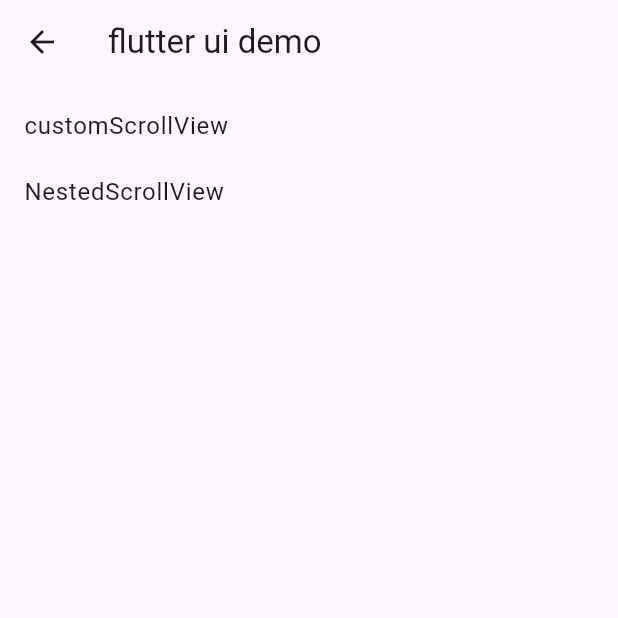
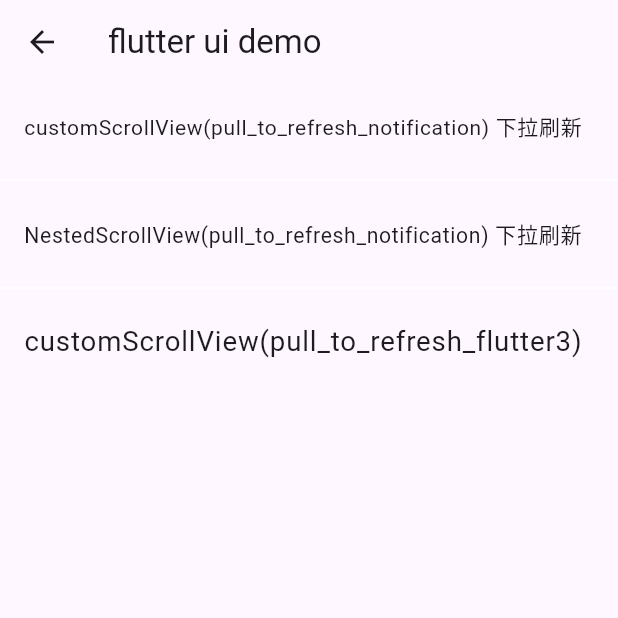
Before and after one commit to LeeWongClient/ScrollViewDemo, a Flutter app: the RefreshListViewPage screen opened directly, on a phone screen of 412 x 824 dp, the top half of it. Run offline on Flutter 3.47's test engine with Material 3 defaults, Android fonts, the phone set to English and light mode, and no system bars; our stand-ins replace lottie, pull_to_refresh_flutter3; missing offline and left inert: pull_to_refresh_notification.

Commit message:
上下拉刷新(新增了一个库)

```diff
--- a/lib/refresh/listview_refresh.dart
+++ b/lib/refresh/listview_refresh.dart
@@ -1,6 +1,7 @@
 import 'package:flutter/material.dart';
 import 'package:flutter_ui_demo/refresh/custom_scroll_view.dart';
 
+import 'custom_scroll_view_pull_up.dart';
 import 'nest_scroll_view.dart';
 
 class RefreshListViewPage extends StatefulWidget {
@@ -12,22 +13,26 @@
 
 class _RefreshListViewPageState extends State<RefreshListViewPage> {
 
-  List<String> _titles = ['customScrollView', 'NestedScrollView'];
+  List<String> _titles = ['customScrollView(pull_to_refresh_notification) 下拉刷新', 'NestedScrollView(pull_to_refresh_notification) 下拉刷新', 'customScrollView(pull_to_refresh_flutter3)'];
 
   @override
   Widget build(BuildContext context) {
     return Scaffold(
         appBar: AppBar(title: Text('flutter ui demo'),),
         body: Container(
-          child: ListView.builder(itemBuilder: (context, index) {
-            return ListTile(title: Text(_titles[index],), onTap: () {
+          child: ListView.separated(itemBuilder: (context, index){
+            return ListTile(title: FittedBox(fit: BoxFit.contain, child: Text(_titles[index],)), onTap: () {
               if (index == 0) {
                 _onTapCustomScrollView();
               } else if (index == 1) {
                 _onTapNestScrollView();
+              } else if (index == 2) {
+                _onTapCustomScrollRefresh();
               }
             },);
-          }, itemCount: _titles.length, itemExtent: 44,),
+          }, separatorBuilder: (context, index) {
+            return Divider(color: Colors.white,);
+          }, itemCount: _titles.length,)
         )
     );
   }
@@ -38,4 +43,8 @@
     _onTapNestScrollView() {
       Navigator.push(context, MaterialPageRoute(builder: (context) => NestScrollViewRefreshPage()));
     }
+
+    _onTapCustomScrollRefresh() {
+      Navigator.push(context, MaterialPageRoute(builder: (context) => CustomScrollViewPullDownRefreshPage()));
+    }
 }
--- a/pubspec.yaml
+++ b/pubspec.yaml
@@ -48,6 +48,7 @@
   flutter_lints: ^2.0.0
   lottie: ^2.6.0
   pull_to_refresh_notification: ^3.1.0
+  pull_to_refresh_flutter3: ^2.0.2
 
 # For information on the generic Dart part of this file, see the
 # following page: https://dart.dev/tools/pub/pubspec
```
Also changed, not shown: lib/refresh/custom_scroll_view_pull_up.dart (added, +81 -0 lines), pubspec.lock.
